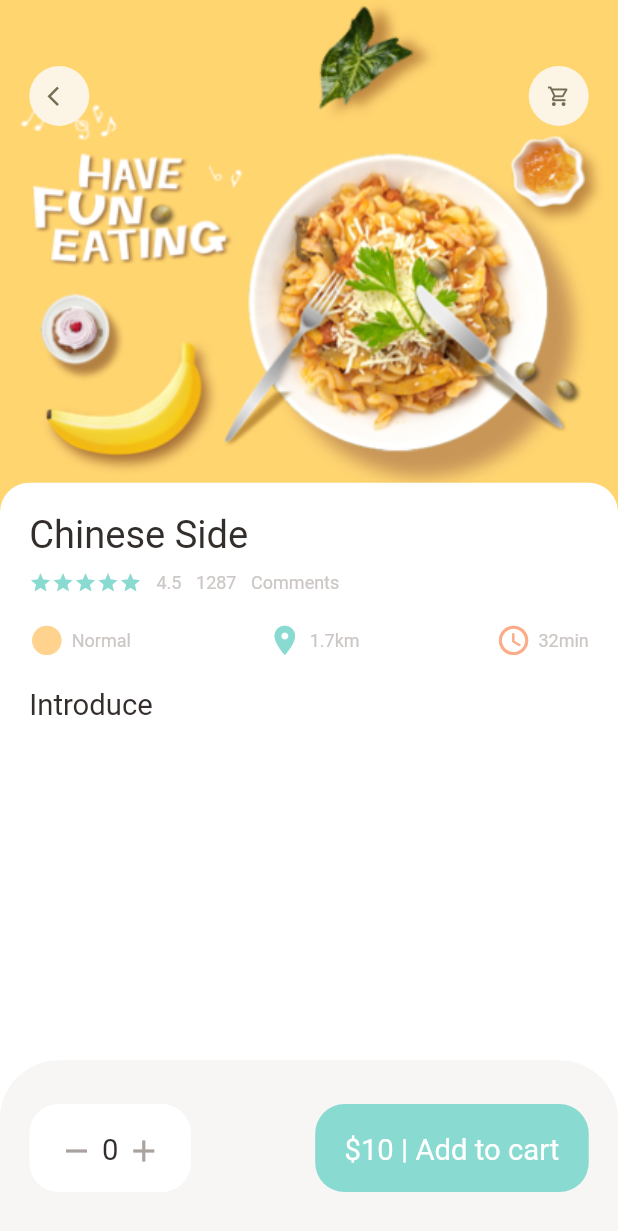
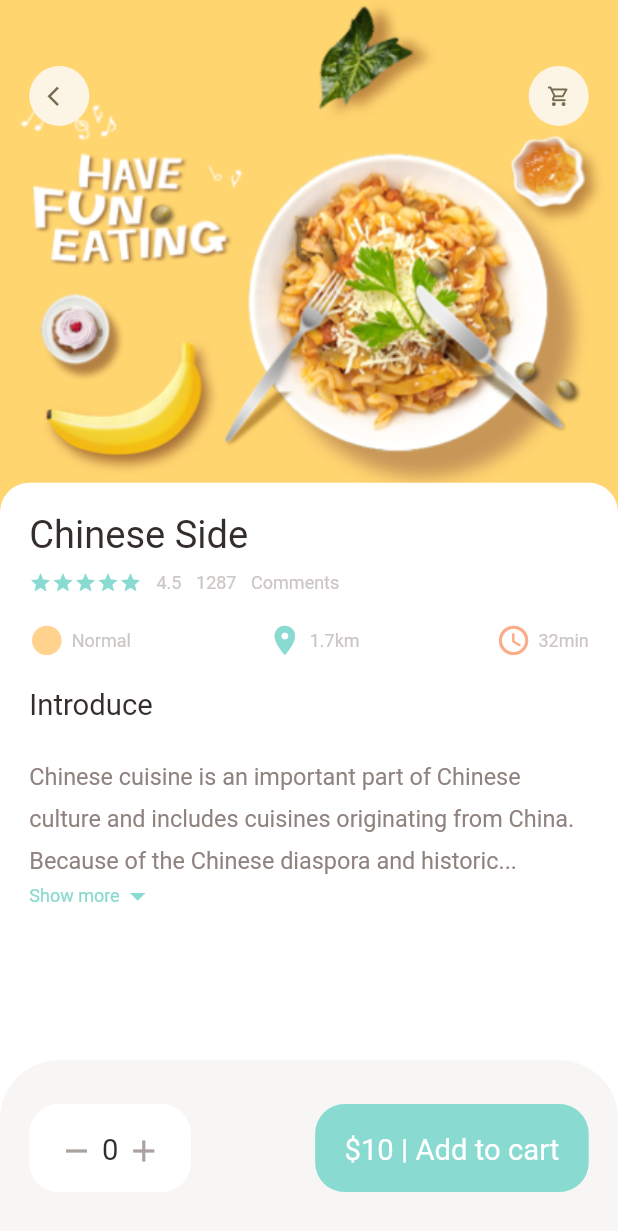
Before and after one commit to Amrit321/food_delivery_app, a Flutter app: the screen it shows after launch, on a phone screen of 412 x 824 dp. Shown: the top 1231 px of the screen. Run offline on Flutter 3.47's test engine with Material 2 defaults, Android fonts, the phone set to English and light mode, and no system bars; our stand-ins replace dots_indicator, get.

Commit message:
completed Popular food detail page

```diff
--- a/lib/pages/food/popular_food_detail.dart
+++ b/lib/pages/food/popular_food_detail.dart
@@ -5,6 +5,7 @@ import 'package:food_delivery/utils/dimensions.dart';
 import 'package:food_delivery/widgets/app_column.dart';
 import 'package:food_delivery/widgets/app_icon.dart';
 import 'package:food_delivery/widgets/big_text.dart';
+import 'package:food_delivery/widgets/expandable_text_widget.dart';
 import 'package:food_delivery/widgets/icon_and_text_widget.dart';
 import 'package:food_delivery/widgets/small_text.dart';
 
@@ -17,6 +18,7 @@ class PopularFoodDeatail extends StatelessWidget {
       backgroundColor: Colors.white,
       body: Stack(
         children: [
+          //background image
           Positioned(
             left: 0,
             right: 0,
@@ -31,6 +33,7 @@ class PopularFoodDeatail extends StatelessWidget {
               ),
             ),
           ),
+          //icon widget
           Positioned(
             top: Dimensions.height45,
             left: Dimensions.width20,
@@ -47,6 +50,7 @@ class PopularFoodDeatail extends StatelessWidget {
               ],
             ),
           ),
+          //intro of food
           Positioned(
             left: 0,
             right: 0,
@@ -71,12 +75,19 @@ class PopularFoodDeatail extends StatelessWidget {
                   SizedBox(
                     height: Dimensions.height20,
                   ),
-                  BigText(text: "Introduce")
+                  BigText(text: "Introduce"),
+                  SizedBox(
+                    height: Dimensions.height20,
+                  ),
+                  //expandable text widget
+                  Expanded(child: SingleChildScrollView(child: ExpandableTextWidget(text: "Chinese cuisine is an important part of Chinese culture and includes cuisines originating from China. Because of the Chinese diaspora and historical power of the country, Chinese cuisine has influenced many other cuisines in Asia and beyond, with modifications made to cater to local palates. Chinese food staples such as rice, soy sauce, noodles, tea, chili oil, and tofu, and utensils such as chopsticks and the wok, can now be found worldwide. Chinese cuisine is an important part of Chinese culture and includes cuisines originating from China. Because of the Chinese diaspora and historical power of the country, Chinese cuisine has influenced many other cuisines in Asia and beyond, with modifications made to cater to local palates. Chinese food staples such as rice, soy sauce, noodles, tea, chili oil, and tofu, and utensils such as chopsticks and the wok, can now be found worldwide. Chinese cuisine is an important part of Chinese culture and includes cuisines originating from China. Because of the Chinese diaspora and historical power of the country, Chinese cuisine has influenced many other cuisines in Asia and beyond, with modifications made to cater to local palates. Chinese food staples such as rice, soy sauce, noodles, tea, chili oil, and tofu, and utensils such as chopsticks and the wok, can now be found worldwide."))),
+
                 ],
               ),
 
             ),
           )
+
         ],
       ),
       bottomNavigationBar: Container(
--- a/lib/utils/dimensions.dart
+++ b/lib/utils/dimensions.dart
@@ -6,6 +6,7 @@ static double screenWidth = Get.context!.width;
 static double pageView=screenHeight/2.64;
 static double pageViewContainer=screenHeight/3.84;
 static double pageViewTextContainer=screenHeight/7.03;
+
 //dynamic height padding and margin
 static double height10=screenHeight/84.4;
 static double height15=screenHeight/56.27;
@@ -21,6 +22,7 @@ static double width20=screenHeight/42.2;
 static double width30=screenHeight/28.13;
 
 //font size
+static double font16 = screenHeight/52.7;
 static double font20 = screenHeight/42.2;
 static double font26 = screenHeight/32.46;
 
--- /dev/null
+++ b/lib/widgets/expandable_text_widget.dart
@@ -0,0 +1,62 @@
+
+import 'package:flutter/cupertino.dart';
+import 'package:flutter/material.dart';
+import 'package:food_delivery/utils/colors.dart';
+import 'package:food_delivery/utils/dimensions.dart';
+import 'package:food_delivery/widgets/small_text.dart';
+
+class ExpandableTextWidget extends StatefulWidget {
+  final String text;
+  const ExpandableTextWidget({ Key? key, required this.text }) : super(key: key);
+
+  @override
+  State<ExpandableTextWidget> createState() => _ExpandableTextWidgetState();
+}
+
+class _ExpandableTextWidgetState extends State<ExpandableTextWidget> {
+  late String firstHalf;
+  late String secondHalf;
+
+  bool hiddenText=true;
+
+  double textHeight = Dimensions.screenHeight/5.63;
+
+  @override
+  void initState(){
+    super.initState();
+    if(widget.text.length>textHeight){
+      firstHalf = widget.text.substring(0, textHeight.toInt());
+      secondHalf = widget.text.substring(textHeight.toInt()+1, widget.text.length);
+    }
+    else{
+      firstHalf = widget.text;
+      secondHalf = "";
+    }
+  }
+
+  @override
+  Widget build(BuildContext context) {
+    return Container(
+      child: secondHalf.isEmpty?SmallText(height: 1.8, color: AppColors.paraColor, size: Dimensions.font16, text: firstHalf):Column(
+        children: [
+          SmallText(height: 1.8, color: AppColors.paraColor, size: Dimensions.font16, text:hiddenText?(firstHalf+"..."):(firstHalf+secondHalf)),
+          InkWell(
+            onTap: (){
+                setState(() {
+                  hiddenText=!hiddenText;
+                });
+            },
+            child: Row(
+              children: [
+                hiddenText?
+                SmallText(text: "Show more", color: AppColors.mainColor,):SmallText(text: "Show less", color: AppColors.mainColor,),
+                Icon(hiddenText?Icons.arrow_drop_down:Icons.arrow_drop_up, color: AppColors.mainColor,)
+              ],
+            ),
+          ),
+        ],
+      ),
+
+    );
+  }
+}
```
